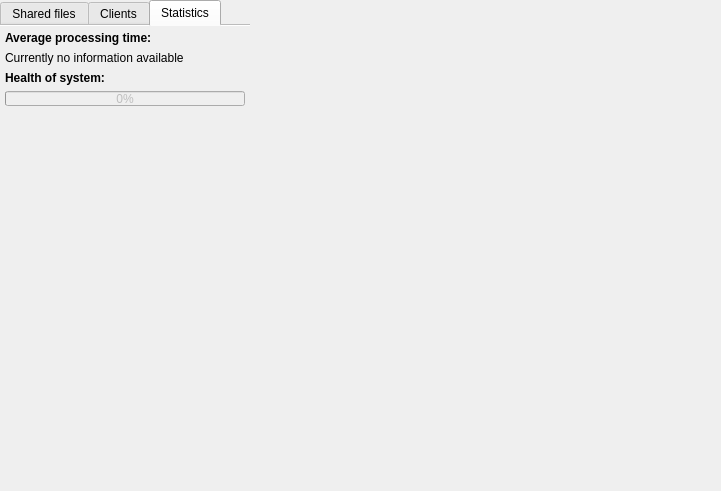
The window that textshredder_ui/editorview.ui (mitchelkuijpers/TextShredder) describes before a commit, drawn with Qt 5.
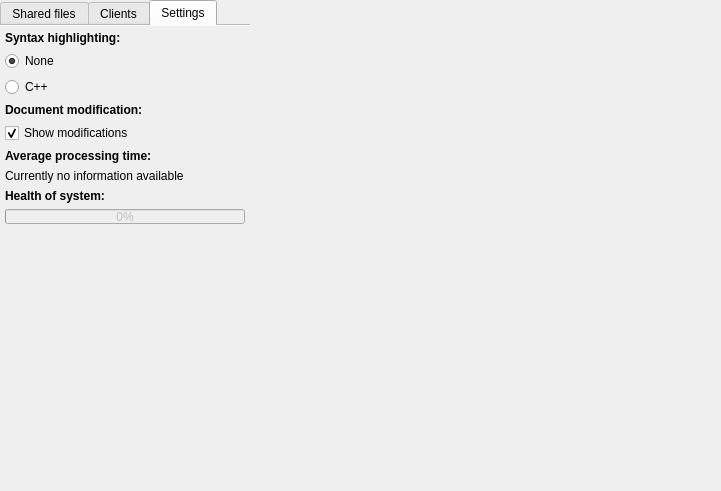
The same window after the commit. The open tabs and pages were chosen to show the change. Custom widgets are drawn as their Qt base class.

Commit message: Added settings to the Settings tab

What changed in the file:
```diff
--- a/textshredder_ui/editorview.ui
+++ b/textshredder_ui/editorview.ui
@@ -290,13 +290,13 @@
         </widget>
         <widget class="QWidget" name="statisticsTab">
          <attribute name="title">
-          <string>Statistics</string>
+          <string>Settings</string>
          </attribute>
          <layout class="QGridLayout" name="gridLayout_3">
           <property name="margin">
            <number>5</number>
           </property>
-          <item row="4" column="0">
+          <item row="9" column="0">
            <widget class="QProgressBar" name="healthBar">
             <property name="enabled">
              <bool>false</bool>
@@ -330,7 +330,7 @@
             </property>
            </widget>
           </item>
-          <item row="2" column="0">
+          <item row="7" column="0">
            <widget class="QLabel" name="processingTimeLabel">
             <property name="maximumSize">
              <size>
@@ -343,8 +343,8 @@
             </property>
            </widget>
           </item>
-          <item row="3" column="0">
-           <widget class="QLabel" name="label">
+          <item row="8" column="0">
+           <widget class="QLabel" name="healthOfSystemLabel">
             <property name="font">
              <font>
               <weight>75</weight>
@@ -356,7 +356,7 @@
             </property>
            </widget>
           </item>
-          <item row="5" column="0">
+          <item row="10" column="0">
            <spacer name="verticalSpacer">
             <property name="orientation">
              <enum>Qt::Vertical</enum>
@@ -369,8 +369,8 @@
             </property>
            </spacer>
           </item>
-          <item row="1" column="0">
-           <widget class="QLabel" name="label_2">
+          <item row="6" column="0">
+           <widget class="QLabel" name="avgProcessingTimeLabel">
             <property name="font">
              <font>
               <weight>75</weight>
@@ -382,6 +382,65 @@
             </property>
            </widget>
           </item>
+          <item row="1" column="0">
+           <widget class="QRadioButton" name="syntaxHighlightingOffInput">
+            <property name="text">
+             <string>None</string>
+            </property>
+            <property name="checked">
+             <bool>true</bool>
+            </property>
+            <attribute name="buttonGroup">
+             <string>buttonGroup</string>
+            </attribute>
+           </widget>
+          </item>
+          <item row="0" column="0">
+           <widget class="QLabel" name="syntaxHighlightingLabel">
+            <property name="font">
+             <font>
+              <weight>75</weight>
+              <bold>true</bold>
+             </font>
+            </property>
+            <property name="text">
+             <string>Syntax highlighting:</string>
+            </property>
+           </widget>
+          </item>
+          <item row="4" column="0">
+           <widget class="QLabel" name="documentModificationLabel">
+            <property name="font">
+             <font>
+              <weight>75</weight>
+              <bold>true</bold>
+             </font>
+            </property>
+            <property name="text">
+             <string>Document modification:</string>
+            </property>
+           </widget>
+          </item>
+          <item row="3" column="0">
+           <widget class="QRadioButton" name="syntaxHighightingCPPInput">
+            <property name="text">
+             <string>C++</string>
+            </property>
+            <attribute name="buttonGroup">
+             <string>buttonGroup</string>
+            </attribute>
+           </widget>
+          </item>
+          <item row="5" column="0">
+           <widget class="QCheckBox" name="showModificationsInput">
+            <property name="text">
+             <string>Show modifications</string>
+            </property>
+            <property name="checked">
+             <bool>true</bool>
+            </property>
+           </widget>
+          </item>
          </layout>
         </widget>
        </widget>
```
Left out of the diff: 5 changed lines with no effect on the pictures. The commit also changes 4 other files.
